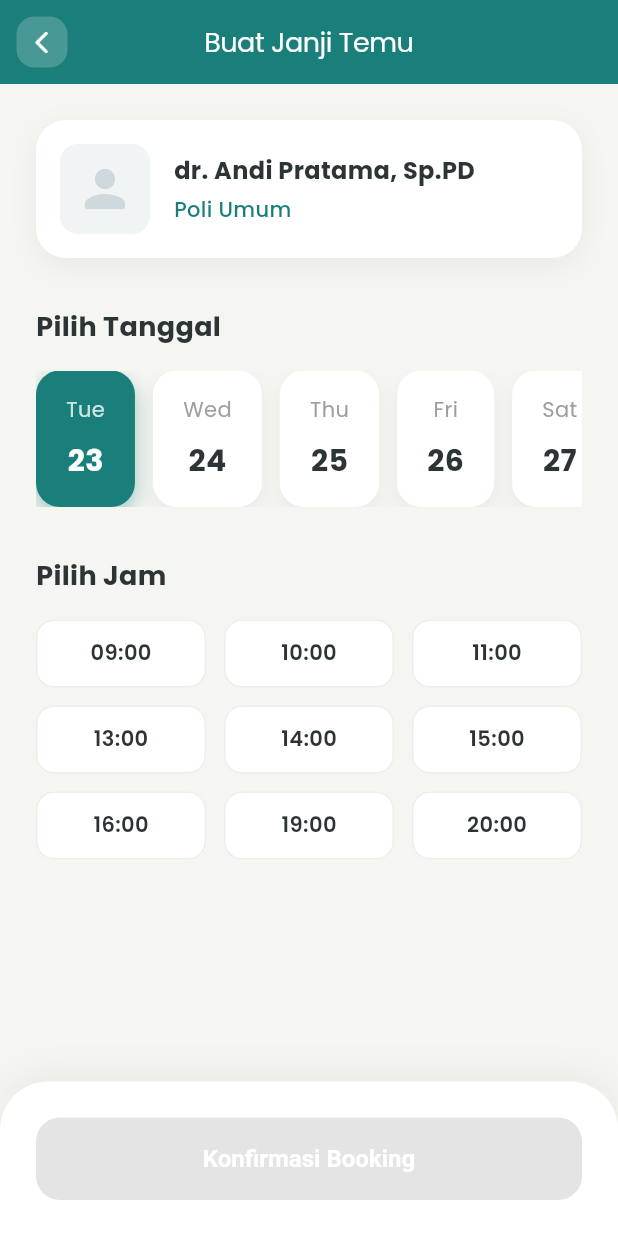
After one commit to yehezkieldio/uas-pemrogramn-aplikasi-bergerak, a Flutter app: the BookingPage screen opened directly with sample values from the repository, on a phone screen of 412 x 824 dp. The commit adds this screen. Run offline on Flutter 3.47's test engine with Material 3 defaults, Android fonts, the phone set to English and light mode, and no system bars; our stand-ins replace google_fonts.

Commit message:
feat: add more features

```diff
--- /dev/null
+++ b/lib/model/booking.dart
@@ -0,0 +1,19 @@
+enum BookingStatus { upcoming, completed, cancelled }
+
+class Booking {
+  final String id;
+  final int doctorId;
+  final DateTime date;
+  final String time;
+  BookingStatus status;
+  final int queueNumber;
+
+  Booking({
+    required this.id,
+    required this.doctorId,
+    required this.date,
+    required this.time,
+    required this.status,
+    required this.queueNumber,
+  });
+}
--- /dev/null
+++ b/lib/page/booking_page.dart
@@ -0,0 +1,388 @@
+import 'package:flutter/material.dart';
+import 'package:intl/intl.dart';
+import '../model/doctor.dart';
+import '../model/booking.dart';
+import '../service/booking_service.dart';
+
+class BookingPage extends StatefulWidget {
+  final Doctor doctor;
+
+  const BookingPage({super.key, required this.doctor});
+
+  @override
+  State<BookingPage> createState() => _BookingPageState();
+}
+
+class _BookingPageState extends State<BookingPage> {
+  DateTime _selectedDate = DateTime.now();
+  String? _selectedTime;
+  final List<String> _timeSlots = [
+    '09:00',
+    '10:00',
+    '11:00',
+    '13:00',
+    '14:00',
+    '15:00',
+    '16:00',
+    '19:00',
+    '20:00'
+  ];
+
+  @override
+  Widget build(BuildContext context) {
+    return Scaffold(
+      backgroundColor: const Color(0xFFF5F5F1),
+      appBar: AppBar(
+        backgroundColor: const Color(0xFF1A7F7A),
+        elevation: 0,
+        title: const Text(
+          'Buat Janji Temu',
+          style: TextStyle(
+            fontWeight: FontWeight.w400,
+            letterSpacing: -0.3,
+            color: Colors.white,
+          ),
+        ),
+        centerTitle: true,
+        leading: IconButton(
+          icon: Container(
+            padding: const EdgeInsets.all(8),
+            decoration: BoxDecoration(
+              color: Colors.white.withOpacity(0.2),
+              borderRadius: BorderRadius.circular(12),
+            ),
+            child: const Icon(Icons.arrow_back_ios_rounded, size: 18),
+          ),
+          onPressed: () => Navigator.pop(context),
+        ),
+      ),
+      body: Column(
+        children: [
+          Expanded(
+            child: SingleChildScrollView(
+              padding: const EdgeInsets.all(24),
+              child: Column(
+                crossAxisAlignment: CrossAxisAlignment.start,
+                children: [
+                  // Doctor Summary Card
+                  Container(
+                    padding: const EdgeInsets.all(16),
+                    decoration: BoxDecoration(
+                      color: Colors.white,
+                      borderRadius: BorderRadius.circular(20),
+                      boxShadow: [
+                        BoxShadow(
+                          color: Colors.black.withOpacity(0.05),
+                          blurRadius: 15,
+                          offset: const Offset(0, 5),
+                        ),
+                      ],
+                    ),
+                    child: Row(
+                      children: [
+                        Container(
+                          width: 60,
+                          height: 60,
+                          decoration: BoxDecoration(
+                            color: const Color(0xFFF0F4F4),
+                            borderRadius: BorderRadius.circular(12),
+                          ),
+                          child: const Icon(
+                            Icons.person_rounded,
+                            size: 40,
+                            color: Color(0xFFCFD8DC),
+                          ),
+                        ),
+                        const SizedBox(width: 16),
+                        Expanded(
+                          child: Column(
+                            crossAxisAlignment: CrossAxisAlignment.start,
+                            children: [
+                              Text(
+                                widget.doctor.name,
+                                style: const TextStyle(
+                                  fontSize: 16,
+                                  fontWeight: FontWeight.bold,
+                                  color: Color(0xFF2D3436),
+                                ),
+                              ),
+                              const SizedBox(height: 4),
+                              Text(
+                                widget.doctor.specialty,
+                                style: const TextStyle(
+                                  fontSize: 14,
+                                  color: Color(0xFF1A7F7A),
+                                  fontWeight: FontWeight.w500,
+                                ),
+                              ),
+                            ],
+                          ),
+                        ),
+                      ],
+                    ),
+                  ),
+                  const SizedBox(height: 32),
+
+                  // Date Selection
+                  const Text(
+                    'Pilih Tanggal',
+                    style: TextStyle(
+                      fontSize: 18,
+                      fontWeight: FontWeight.bold,
+                      color: Color(0xFF2D3436),
+                    ),
+                  ),
+                  const SizedBox(height: 16),
+                  SingleChildScrollView(
+                    scrollDirection: Axis.horizontal,
+                    child: Row(
+                      children: List.generate(7, (index) {
+                        final date = DateTime.now().add(Duration(days: index));
+                        final isSelected = date.day == _selectedDate.day &&
+                            date.month == _selectedDate.month &&
+                            date.year == _selectedDate.year;
+
+                        return GestureDetector(
+                          onTap: () {
+                            setState(() {
+                              _selectedDate = date;
+                            });
+                          },
+                          child: Container(
+                            margin: const EdgeInsets.only(right: 12),
+                            padding: const EdgeInsets.symmetric(
+                                horizontal: 20, vertical: 16),
+                            decoration: BoxDecoration(
+                              color: isSelected
+                                  ? const Color(0xFF1A7F7A)
+                                  : Colors.white,
+                              borderRadius: BorderRadius.circular(16),
+                              boxShadow: [
+                                BoxShadow(
+                                  color: isSelected
+                                      ? const Color(0xFF1A7F7A).withOpacity(0.4)
+                                      : Colors.black.withOpacity(0.05),
+                                  blurRadius: 10,
+                                  offset: const Offset(0, 5),
+                                ),
+                              ],
+                            ),
+                            child: Column(
+                              children: [
+                                Text(
+                                  DateFormat('EEE').format(date),
+                                  style: TextStyle(
+                                    fontSize: 14,
+                                    color: isSelected
+                                        ? Colors.white.withOpacity(0.8)
+                                        : Colors.grey.shade500,
+                                  ),
+                                ),
+                                const SizedBox(height: 8),
+                                Text(
+                                  DateFormat('d').format(date),
+                                  style: TextStyle(
+                                    fontSize: 20,
+                                    fontWeight: FontWeight.bold,
+                                    color: isSelected
+                                        ? Colors.white
+                                        : const Color(0xFF2D3436),
+                                  ),
+                                ),
+                              ],
+                            ),
+                          ),
+                        );
+                      }),
+                    ),
+                  ),
+
+                  const SizedBox(height: 32),
+
+                  // Time Selection
+                  const Text(
+                    'Pilih Jam',
+                    style: TextStyle(
+                      fontSize: 18,
+                      fontWeight: FontWeight.bold,
+                      color: Color(0xFF2D3436),
+                    ),
+                  ),
+                  const SizedBox(height: 16),
+                  GridView.builder(
+                    shrinkWrap: true,
+                    physics: const NeverScrollableScrollPhysics(),
+                    gridDelegate:
+                        const SliverGridDelegateWithFixedCrossAxisCount(
+                      crossAxisCount: 3,
+                      childAspectRatio: 2.5,
+                      crossAxisSpacing: 12,
+                      mainAxisSpacing: 12,
+                    ),
+                    itemCount: _timeSlots.length,
+                    itemBuilder: (context, index) {
+                      final time = _timeSlots[index];
+                      final isSelected = _selectedTime == time;
+                      return GestureDetector(
+                        onTap: () {
+                          setState(() {
+                            _selectedTime = time;
+                          });
+                        },
+                        child: Container(
+                          decoration: BoxDecoration(
+                            color: isSelected
+                                ? const Color(0xFF1A7F7A)
+                                : Colors.white,
+                            borderRadius: BorderRadius.circular(12),
+                            border: Border.all(
+                              color: isSelected
+                                  ? const Color(0xFF1A7F7A)
+                                  : Colors.grey.shade200,
+                            ),
+                          ),
+                          child: Center(
+                            child: Text(
+                              time,
+                              style: TextStyle(
+                                fontWeight: FontWeight.w600,
+                                color: isSelected
+                                    ? Colors.white
+                                    : const Color(0xFF2D3436),
+                              ),
+                            ),
+                          ),
+                        ),
+                      );
+                    },
+                  ),
+                ],
+              ),
+            ),
+          ),
+          // Bottom Button
+          Container(
+            padding: const EdgeInsets.all(24),
+            decoration: BoxDecoration(
+              color: Colors.white,
+              borderRadius: const BorderRadius.only(
+                topLeft: Radius.circular(32),
+                topRight: Radius.circular(32),
+              ),
+              boxShadow: [
+                BoxShadow(
+                  color: Colors.black.withOpacity(0.05),
+                  blurRadius: 20,
+                  offset: const Offset(0, -5),
+                ),
+              ],
+            ),
+            child: SizedBox(
+              width: double.infinity,
+              child: ElevatedButton(
+                onPressed: _selectedTime == null ? null : _confirmBooking,
+                style: ElevatedButton.styleFrom(
+                  backgroundColor: const Color(0xFF1A7F7A),
+                  padding: const EdgeInsets.symmetric(vertical: 18),
+                  shape: RoundedRectangleBorder(
+                    borderRadius: BorderRadius.circular(16),
+                  ),
+                  elevation: 0,
+                ),
+                child: const Text(
+                  'Konfirmasi Booking',
+                  style: TextStyle(
+                    fontSize: 16,
+                    fontWeight: FontWeight.bold,
+                    color: Colors.white,
+                  ),
+                ),
+              ),
+            ),
+          ),
+        ],
+      ),
+    );
+  }
+
+  void _confirmBooking() {
+    final booking = Booking(
+      id: DateTime.now().millisecondsSinceEpoch.toString(),
+      doctorId: widget.doctor.id,
+      date: _selectedDate,
+      time: _selectedTime!,
+      status: BookingStatus.upcoming,
+      queueNumber: DateTime.now().second % 20 + 1, // Random queue number
+    );
+
+    BookingService().addBooking(booking);
+
+    showDialog(
+      context: context,
+      barrierDismissible: false,
+      builder: (context) => Dialog(
+        shape: RoundedRectangleBorder(
+          borderRadius: BorderRadius.circular(24),
+        ),
+        child: Padding(
+          padding: const EdgeInsets.all(32),
+          child: Column(
+            mainAxisSize: MainAxisSize.min,
+            children: [
+              Container(
+                padding: const EdgeInsets.all(16),
+                decoration: BoxDecoration(
+                  color: const Color(0xFFE8F5F3),
+                  shape: BoxShape.circle,
+                ),
+                child: const Icon(
+                  Icons.check_circle_rounded,
+                  color: Color(0xFF1A7F7A),
+                  size: 48,
+                ),
+              ),
+              const SizedBox(height: 24),
+              const Text(
+                'Booking Berhasil!',
+                style: TextStyle(
+                  fontSize: 20,
+                  fontWeight: FontWeight.bold,
+                  color: Color(0xFF2D3436),
+                ),
+              ),
+              const SizedBox(height: 8),
+              const Text(
+                'Tiket antrian Anda telah tersimpan di menu Riwayat.',
+                textAlign: TextAlign.center,
+                style: TextStyle(color: Colors.grey),
+              ),
+              const SizedBox(height: 32),
+              SizedBox(
+                width: double.infinity,
+                child: ElevatedButton(
+                  onPressed: () {
+                    // Pop dialog
+                    Navigator.pop(context);
+                    // Pop booking page
+                    Navigator.pop(context);
+                  },
+                  style: ElevatedButton.styleFrom(
+                    backgroundColor: const Color(0xFF1A7F7A),
+                    padding: const EdgeInsets.symmetric(vertical: 16),
+                    shape: RoundedRectangleBorder(
+                      borderRadius: BorderRadius.circular(16),
+                    ),
+                  ),
+                  child: const Text(
+                    'Selesai',
+                    style: TextStyle(color: Colors.white),
+                  ),
+                ),
+              ),
+            ],
+          ),
+        ),
+      ),
+    );
+  }
+}
--- /dev/null
+++ b/lib/service/booking_service.dart
@@ -0,0 +1,26 @@
+import 'package:flutter/material.dart';
+import '../model/booking.dart';
+
+class BookingService extends ChangeNotifier {
+  static final BookingService _instance = BookingService._internal();
+  factory BookingService() => _instance;
+  BookingService._internal();
+
+  final List<Booking> _bookings = [];
+  List<Booking> get bookings => List.unmodifiable(_bookings);
+
+  void addBooking(Booking booking) {
+    _bookings.add(booking);
+    notifyListeners();
+  }
+
+  // Helper to get bookings by status
+  List<Booking> get upcomingBookings =>
+      _bookings.where((b) => b.status == BookingStatus.upcoming).toList();
+
+  List<Booking> get pastBookings => _bookings
+      .where((b) =>
+          b.status == BookingStatus.completed ||
+          b.status == BookingStatus.cancelled)
+      .toList();
+}
--- a/pubspec.yaml
+++ b/pubspec.yaml
@@ -13,6 +13,7 @@ dependencies:
   cupertino_icons: ^1.0.8
   url_launcher: ^6.3.0
   google_fonts: ^6.3.3
+  intl: ^0.20.2
 
 dev_dependencies:
   flutter_test:
```
Also changed, not shown: lib/page/doctor_detail_page.dart (+6 -9 lines), lib/page/history_page.dart (added, +256 -0 lines), lib/page/home_page.dart (+27 -0 lines), pubspec.lock, 1 other file.
